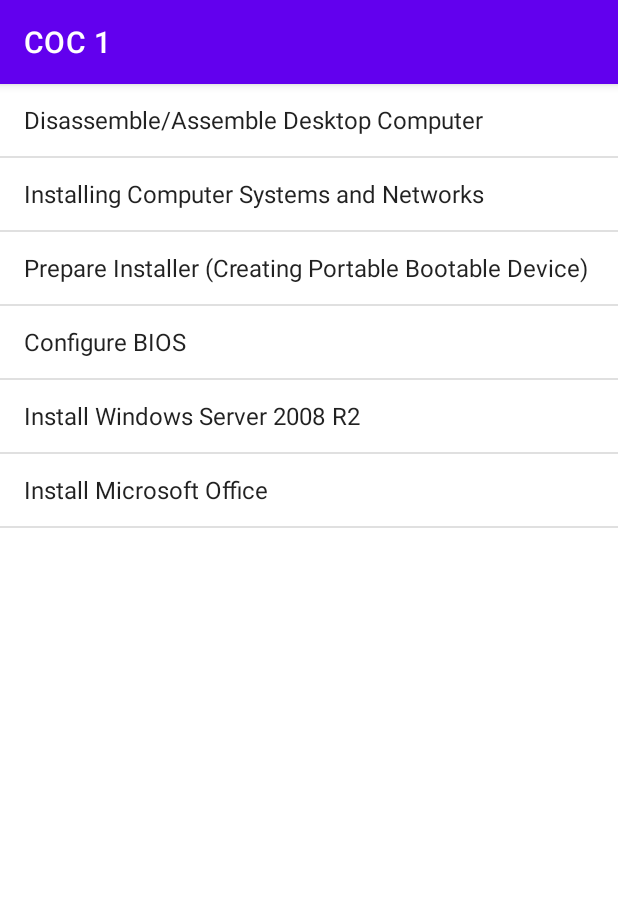
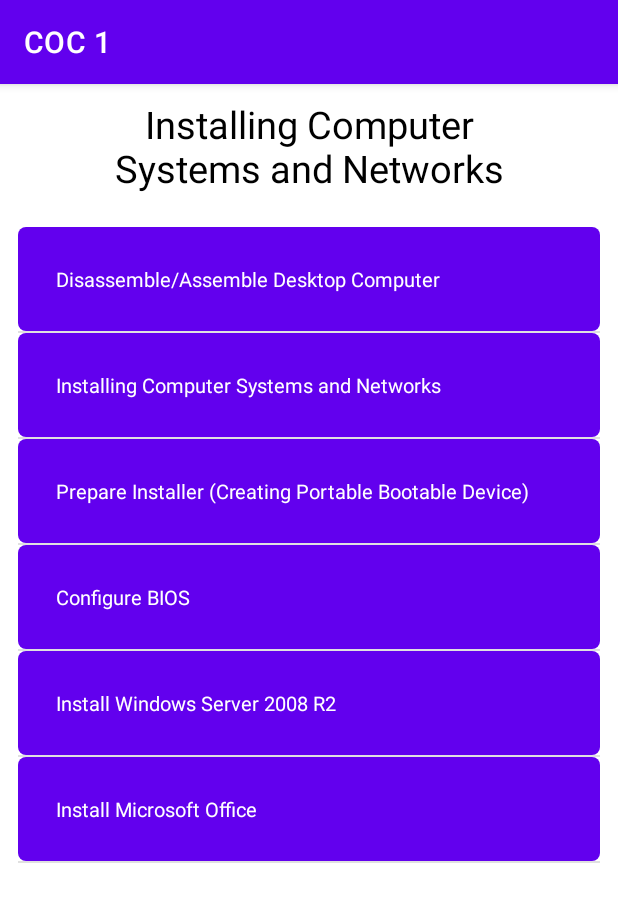
Before and after one commit to Vanny-Dev/ICT-CSS-Academy, an Android app: the cocOneActivity screen opened directly, with no data from a screen before it, on a phone screen of 412 x 824 dp. Shown: the top 902 px of the screen. Run offline under Robolectric (Android 15) with nearby library versions, the phone set to English and light mode, and no system bars.

Commit message:
04-16-23 23:23 "ListView"

```diff
--- /dev/null
+++ b/app/src/main/java/com/ict/cssmobileapplication/Lists.java
@@ -0,0 +1,26 @@
+package com.ict.cssmobileapplication;
+
+import android.content.Context;
+import android.view.LayoutInflater;
+import android.view.View;
+import android.view.ViewGroup;
+import android.widget.ArrayAdapter;
+import android.widget.TextView;
+
+import androidx.appcompat.widget.AppCompatTextView;
+
+import java.util.ArrayList;
+
+public class Lists extends ArrayAdapter<String>{
+    Context context;
+    public Lists(Context ctx, ArrayList<String> lists){
+        super(ctx, R.layout.list_view, lists);
+        context = ctx;
+    }
+    public View getView(int pos, View v, ViewGroup vg){
+        v = LayoutInflater.from(context).inflate(R.layout.list_view, vg, false);
+        TextView tv = v.findViewById(R.id.lists_text);
+        tv.setText(String.valueOf(getItem(pos)));
+        return v;
+    }
+}
--- a/app/src/main/java/com/ict/cssmobileapplication/cocOneActivity.java
+++ b/app/src/main/java/com/ict/cssmobileapplication/cocOneActivity.java
@@ -11,10 +11,13 @@
 import android.widget.Button;
 import android.widget.ListView;
 
+import java.util.ArrayList;
+
 public class cocOneActivity extends AppCompatActivity {
 
     ListView listsView;
-    ArrayAdapter<String> adapter;
+    Lists adapter;
+    ArrayList<String> lists;
     SharedPreferences pref;
 
     @Override
@@ -23,11 +26,21 @@
 
         // Preferences
         pref = getSharedPreferences(preferencesData.PREFERENCE_NAME, MODE_PRIVATE);
-        adapter = new ArrayAdapter<String>(this, android.R.layout.simple_list_item_1, MyLists.coc_1);
+        setContentView(R.layout.activity_coc_one);
 
         // layout
-        setContentView(R.layout.activity_coc_one);
         listsView = findViewById(R.id.coc_1_lists);
+
+
+        lists = new ArrayList<String>();
+        adapter = new Lists(this, lists);
+
+        for(int i = 0; i < MyLists.coc_1.length; i++){
+            lists.add(MyLists.coc_1[i]);
+        }
+
+        adapter.notifyDataSetChanged();
+        adapter.notifyDataSetInvalidated();
 
         listsView.setAdapter(adapter);
 
--- /dev/null
+++ b/app/src/main/res/drawable/listview.xml
@@ -0,0 +1,14 @@
+<?xml version="1.0" encoding="utf-8"?>
+<shape xmlns:android="http://schemas.android.com/apk/res/android"
+		android:shape="rectangle">
+
+	<solid
+		android:color="@color/purple_500" />
+
+	<corners
+			android:topLeftRadius="5dp"
+			android:topRightRadius="5dp"
+			android:bottomLeftRadius="5dp"
+			android:bottomRightRadius="5dp" />
+
+</shape>
--- a/app/src/main/res/layout/activity_coc_one.xml
+++ b/app/src/main/res/layout/activity_coc_one.xml
@@ -4,10 +4,24 @@
     xmlns:tools="http://schemas.android.com/tools"
     android:layout_width="match_parent"
     android:layout_height="match_parent"
+    android:orientation="vertical"
+    android:gravity="center_horizontal"
     tools:context=".cocOneActivity">
+
+    <androidx.appcompat.widget.AppCompatTextView
+        android:text="@string/coc_1_installing_computer_systems_and_networks"
+        android:textAlignment="center"
+        android:textColor="@color/black"
+        android:textSize="25sp"
+        android:gravity="center"
+        android:layout_gravity="center"
+        android:layout_width="293dp"
+        android:layout_height="83dp" />
 
     <ListView
         android:id="@+id/coc_1_lists"
+        android:layout_weight="1.0"
+        android:layout_margin="12dp"
         android:layout_height="match_parent"
         android:layout_width="match_parent"/>
 
--- /dev/null
+++ b/app/src/main/res/layout/list_view.xml
@@ -0,0 +1,18 @@
+<?xml version="1.0" encoding="utf-8"?>
+<androidx.appcompat.widget.LinearLayoutCompat
+		xmlns:android="http://schemas.android.com/apk/res/android"
+		android:background="@drawable/listview"
+		android:padding="25dp"
+		android:layout_margin="25dp"
+		android:orientation="vertical"
+		android:layout_width="match_parent"
+		android:layout_height="wrap_content">
+
+	<androidx.appcompat.widget.AppCompatTextView
+			android:id="@+id/lists_text"
+			android:textSize="13sp"
+			android:textColor="@color/white"
+			android:layout_width="match_parent"
+			android:layout_height="wrap_content" />
+
+</androidx.appcompat.widget.LinearLayoutCompat>
```
